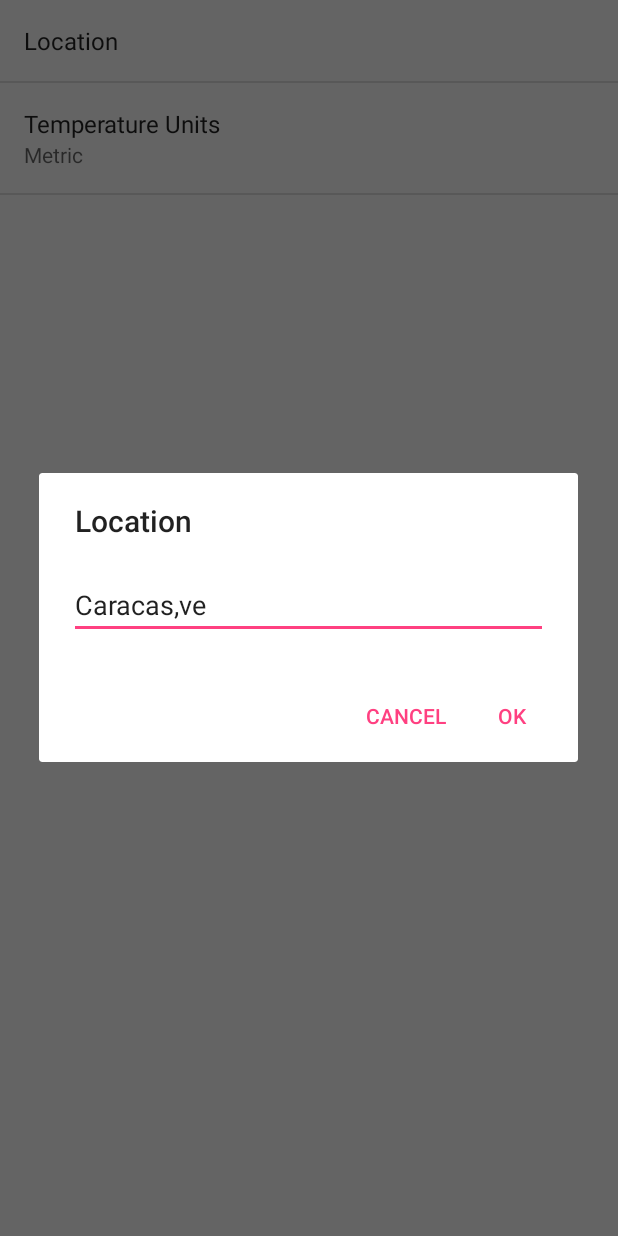
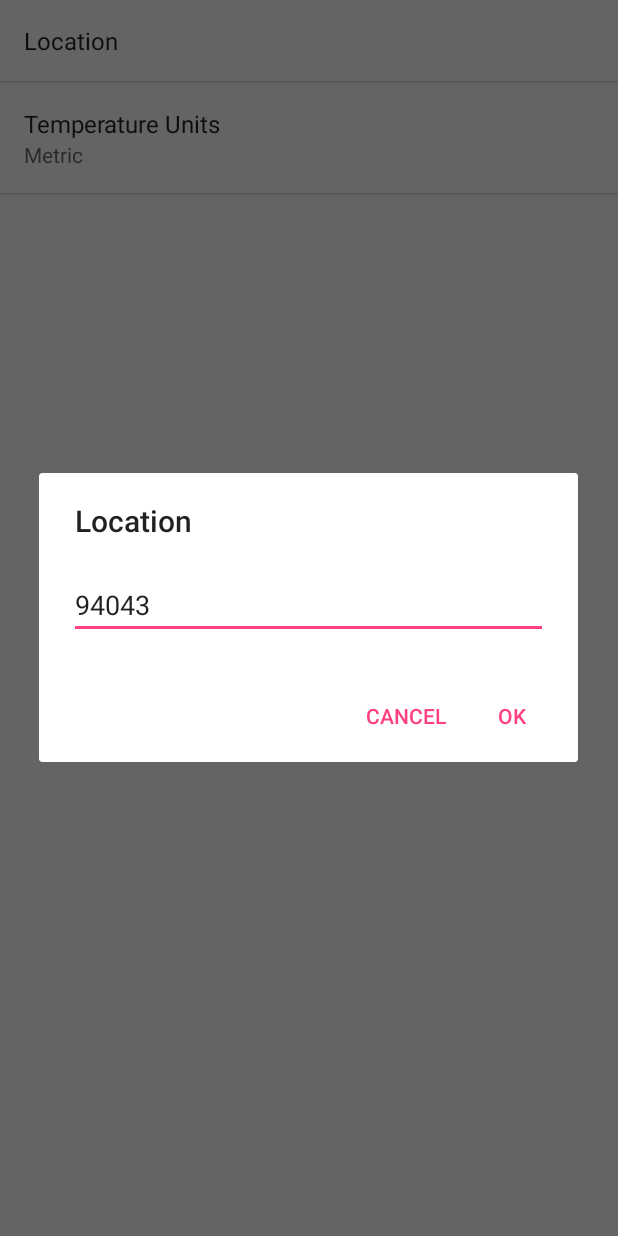
Before and after one commit to GuilleGrande/MySunshine, an Android app: the SettingsActivity screen opened directly, with no data from a screen before it, after a tap on "Location", on a phone screen of 412 x 824 dp. Run offline under Robolectric (Android 15) with nearby library versions, the phone set to English and light mode, and no system bars.

Commit message:
Succesfully populated newly created friendly layout with data from the net via bindView() method in the ForecastAdapter  P.D. switched string resource file with the one from Udacity's code

```diff
--- a/app/src/main/java/com/example/guillermo/mysunshine/SettingsActivity.java
+++ b/app/src/main/java/com/example/guillermo/mysunshine/SettingsActivity.java
@@ -20,7 +20,7 @@ public class SettingsActivity extends PreferenceActivity implements Preference.O
         addPreferencesFromResource(R.xml.pref_general);
 
         //Bind preferences so the UI summary can be updated when the preference changes.
-        bindPreferenceSummaryToValue(findPreference(getString(R.string.pref_loaction_key)));
+        bindPreferenceSummaryToValue(findPreference(getString(R.string.pref_location_key)));
         bindPreferenceSummaryToValue(findPreference(getString(R.string.pref_units_key)));
     }
 
--- a/app/src/main/res/values/array.xml
+++ b/app/src/main/res/values/array.xml
@@ -2,8 +2,8 @@
 <resources>
 
     <string-array name="pref_units_options">
-        <item>@string/label_pref_units_metric</item>
-        <item>@string/label_pref_units_imperial</item>
+        <item>@string/pref_units_label_metric</item>
+        <item>@string/pref_units_label_imperial</item>
     </string-array>
 
     <string-array name="pref_units_values">
--- a/app/src/main/res/values/strings.xml
+++ b/app/src/main/res/values/strings.xml
@@ -1,36 +1,62 @@
-<resources>
-    <string name="app_name">MySunshine</string>
+<?xml version="1.0" encoding="utf-8"?>
+<resources
+    xmlns:xliff="http://schemas.android.com/apk/res-auto">
 
-            <!-- LABELS FOR ACTION BAR OPTIONS -->
+    <!--
+         Used in Action Bar, and in AndroidManifest to tell the device the name of this app.
+         It's to keep this short, so your launcher icon isn't displayed with "The greatest Wea"
+         or something similar.
+    -->
+    <string name="app_name">Sunshine</string>
 
+    <!--
+         By convention, "action" denotes that this String will be used as the label for an Action,
+         typically from the action bar.  The ActionBar is limited real estate, so shorter is better.
+    -->
     <string name="action_settings">Settings</string>
-    <string name="action_refresh">Refresh</string>
     <string name="action_map">Map Location</string>
     <string name="action_share">Share</string>
 
-            <!-- LABELS FOR ACTIVITIES TITLES -->
-
+    <!-- Menu label to fetch updated weather info from the server -->
+    <string name="action_refresh" translatable="false">Refresh</string>
     <string name="title_activity_detail">Details</string>
     <string name="title_activity_settings">Settings</string>
 
-            <!-- LABELS FOR ACTIVITY SETTINGS -->
+    <!-- Label for the location preference [CHAR LIMIT=30] -->
+    <string name="pref_location_label">Location</string>
 
-    <!-- Labels for the different preferences -->
-    <string name="pref_loaction_label">Location</string>
+    <!-- Key name for storing location in SharedPreferences [CHAR LIMIT=NONE] -->
+    <string name="pref_location_key" translatable="false">location</string>
+
+    <!-- Default postal code for location preference [CHAR LIMIT=NONE] -->
+    <string name="pref_location_default" translatable="false">94043</string>
+
+    <!-- Label for the temperature units preference [CHAR LIMIT=30] -->
     <string name="pref_units_label">Temperature Units</string>
 
-    <!-- Key names for storing preference values in SharedPreferences [CHAR LIMIT=NONE] -->
-    <string name="pref_loaction_key">location</string>
-    <string name="pref_units_key">units</string>
+    <!-- Label for metric option in temperature unit preference [CHAR LIMIT=25] -->
+    <string name="pref_units_label_metric">Metric</string>
 
-    <!-- Default values for the preferences -->
-    <string name="pref_loaction_default">Caracas,ve</string>
+    <!-- Label for imperial option in temperature unit preference [CHAR LIMIT=25] -->
+    <string name="pref_units_label_imperial">Imperial</string>
 
-    <!-- Labels for temperature unit preferences -->
-    <string name="label_pref_units_metric">Metric</string>
-    <string name="label_pref_units_imperial">Imperial</string>
+    <!-- Key name for temperature unit preference in SharedPreferences [CHAR LIMIT=NONE] -->
+    <string name="pref_units_key" translatable="false">units</string>
 
-    <!-- Values for temperature units -->
-    <string name="pref_units_metric">metric</string>
-    <string name="pref_units_imperial">imperial</string>
+    <!-- Value in SharedPreferences for metric temperature unit option [CHAR LIMIT=NONE] -->
+    <string name="pref_units_metric" translatable="false">metric</string>
+
+    <!-- Value in SharedPreferences for imperial temperature unit option [CHAR LIMIT=NONE] -->
+    <string name="pref_units_imperial" translatable="false">imperial</string>
+
+
+    <!-- Date label when displaying today's weather forecast [CHAR LIMIT=20] -->
+    <string name="today">Today</string>
+
+    <!-- Date label when displaying tomorrow's weather forecast [CHAR LIMIT=20] -->
+    <string name="tomorrow">Tomorrow</string>
+
+    <!-- Date format for displaying day of week and date (i.e. Mon Jun 1) [CHAR LIMIT=20] -->
+    <string name="format_full_friendly_date"><xliff:g id="day">%1$s</xliff:g>, <xliff:g id="date">%2$s</xliff:g></string>
+
 </resources>
--- a/app/src/main/res/xml/pref_general.xml
+++ b/app/src/main/res/xml/pref_general.xml
@@ -5,9 +5,9 @@
     android:layout_height="match_parent">
 
     <EditTextPreference
-        android:title="@string/pref_loaction_label"
-        android:key="@string/pref_loaction_key"
-        android:defaultValue="@string/pref_loaction_default"
+        android:title="@string/pref_location_label"
+        android:key="@string/pref_location_key"
+        android:defaultValue="@string/pref_location_default"
         android:inputType="text"
         android:singleLine="true">
     </EditTextPreference>
```
Also changed, not shown: app/src/main/java/com/example/guillermo/mysunshine/ForecastAdapter.java (+33 -2 lines), app/src/main/java/com/example/guillermo/mysunshine/Utility.java (+110 -4 lines), app/src/main/res/layout/list_item_forecast.xml (+6 -10 lines).
